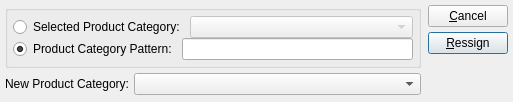
WooodHead/xtuple, file xtuple/trunk/guiclient/reassignProductCategoryByProductCategory.ui: the form before one commit.
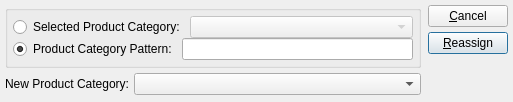
The form after the commit. Custom widgets are drawn as their Qt base class.

Commit message: fixes issue #6829 - typo on screen

```diff
--- a/xtuple/trunk/guiclient/reassignProductCategoryByProductCategory.ui
+++ b/xtuple/trunk/guiclient/reassignProductCategoryByProductCategory.ui
@@ -186,7 +186,7 @@
        <item>
         <widget class="QPushButton" name="_reassign" >
          <property name="text" >
-          <string>&amp;Ressign</string>
+          <string>&amp;Reassign</string>
          </property>
          <property name="default" >
           <bool>true</bool>
```
